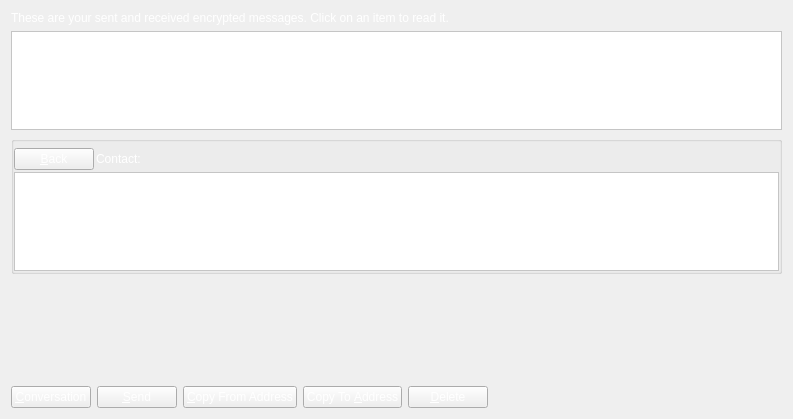
First picture: the form in src/qt/forms/messagepage.ui, repository SpectreSecurityCoin/SpectreSecurityCoin, before the edit.
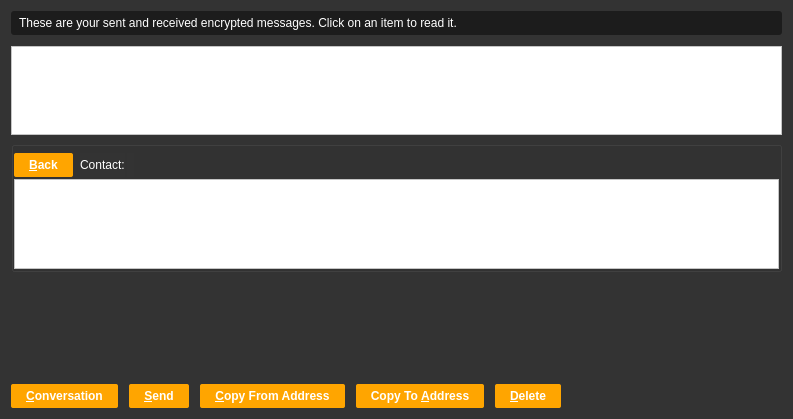
Second picture: the form after the edit. Icons and pictures are not drawn. Custom widgets are drawn as their Qt base class.

Diff of the .ui file:
```diff
--- a/src/qt/forms/messagepage.ui
+++ b/src/qt/forms/messagepage.ui
@@ -14,11 +14,18 @@
    <string>Address Book</string>
   </property>
   <property name="styleSheet">
-   <string notr="true">color: rgb(255, 255, 255);</string>
+   <string notr="true">background-color:rgb(51, 51, 51);</string>
   </property>
   <layout class="QVBoxLayout" name="verticalLayout_2">
    <item>
     <widget class="QLabel" name="labelExplanation">
+     <property name="styleSheet">
+      <string notr="true">background-color:rgb(28, 28, 28);
+color: rgb(255, 255, 255);
+border-radius:3px;
+padding:5px;
+margin-bottom:5px;</string>
+     </property>
      <property name="text">
       <string>These are your sent and received encrypted messages. Click on an item to read it.</string>
      </property>
@@ -89,6 +96,15 @@
          <layout class="QHBoxLayout" name="horizontalLayout_3">
           <item>
            <widget class="QPushButton" name="backButton">
+            <property name="styleSheet">
+             <string notr="true">background-color: rgb(255, 165, 0); 
+font: 75 10pt 'Ubuntu';
+font-weight:bold; 
+border-radius:2px; 
+padding:5px 15px;
+color: rgb(255, 255, 255);
+margin:0px 5px 0px 0px;</string>
+            </property>
             <property name="text">
              <string>&amp;Back</string>
             </property>
@@ -100,6 +116,9 @@
           </item>
           <item>
            <widget class="QLabel" name="labelContact">
+            <property name="styleSheet">
+             <string notr="true">color: rgb(255, 255, 255);</string>
+            </property>
             <property name="text">
              <string>Contact:</string>
             </property>
@@ -130,9 +149,10 @@
         <item>
          <widget class="QListView" name="listConversation">
           <property name="styleSheet">
-           <string notr="true">#listConversation {color: rgb(0, 0, 0);
-background-color: rgb(255, 255, 255);  }
-</string>
+           <string notr="true">#listConversation {
+ 
+background-color: rgb(255, 255, 255);
+}</string>
           </property>
          </widget>
         </item>
@@ -156,6 +176,15 @@
       <layout class="QHBoxLayout" name="horizontalLayout">
        <item>
         <widget class="QPushButton" name="newButton">
+         <property name="styleSheet">
+          <string notr="true">background-color: rgb(255, 165, 0); 
+font: 75 10pt 'Ubuntu';
+font-weight:bold; 
+border-radius:2px; 
+padding:5px 15px;
+color: rgb(255, 255, 255);
+margin:0px 5px 0px 0px;</string>
+         </property>
          <property name="text">
           <string>&amp;Conversation</string>
          </property>
@@ -170,6 +199,15 @@
          <property name="toolTip">
           <string>Sign a message to prove you own a SpectreSecurityCoin address</string>
          </property>
+         <property name="styleSheet">
+          <string notr="true">background-color: rgb(255, 165, 0); 
+font: 75 10pt 'Ubuntu';
+font-weight:bold; 
+border-radius:2px; 
+padding:5px 15px;
+color: rgb(255, 255, 255);
+margin:0px 5px 0px 0px;</string>
+         </property>
          <property name="text">
           <string>&amp;Send</string>
          </property>
@@ -184,6 +222,15 @@
          <property name="toolTip">
           <string>Copy the currently selected address to the system clipboard</string>
          </property>
+         <property name="styleSheet">
+          <string notr="true">background-color: rgb(255, 165, 0); 
+font: 75 10pt 'Ubuntu';
+font-weight:bold; 
+border-radius:2px; 
+padding:5px 15px;
+color: rgb(255, 255, 255);
+margin:0px 5px 0px 0px;</string>
+         </property>
          <property name="text">
           <string>&amp;Copy From Address</string>
          </property>
@@ -198,6 +245,15 @@
          <property name="toolTip">
           <string>Copy the currently selected address to the system clipboard</string>
          </property>
+         <property name="styleSheet">
+          <string notr="true">background-color: rgb(255, 165, 0); 
+font: 75 10pt 'Ubuntu';
+font-weight:bold; 
+border-radius:2px; 
+padding:5px 15px;
+color: rgb(255, 255, 255);
+margin:0px 5px 0px 0px;</string>
+         </property>
          <property name="text">
           <string>Copy To &amp;Address</string>
          </property>
@@ -212,6 +268,15 @@
          <property name="toolTip">
           <string>Delete the currently selected address from the list</string>
          </property>
+         <property name="styleSheet">
+          <string notr="true">background-color: rgb(255, 165, 0); 
+font: 75 10pt 'Ubuntu';
+font-weight:bold; 
+border-radius:2px; 
+padding:5px 15px;
+color: rgb(255, 255, 255);
+margin:0px 5px 0px 0px;</string>
+         </property>
          <property name="text">
           <string>&amp;Delete</string>
          </property>
```
